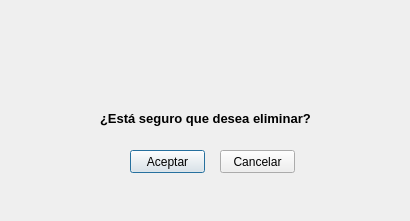
First picture: the form in ventavisos.ui, repository byChamaco/BLANCOLORENZO, before the edit.
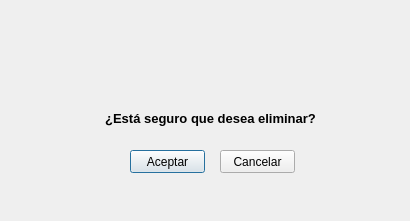
Second picture: the form after the edit. Icons and pictures are not drawn.

What changed in the file:
```diff
--- a/ventavisos.ui
+++ b/ventavisos.ui
@@ -54,6 +54,9 @@
    <property name="text">
     <string>¿Está seguro que desea eliminar?</string>
    </property>
+   <property name="alignment">
+    <set>Qt::AlignCenter</set>
+   </property>
   </widget>
   <widget class="QPushButton" name="btnAceptaviso">
    <property name="geometry">
```
